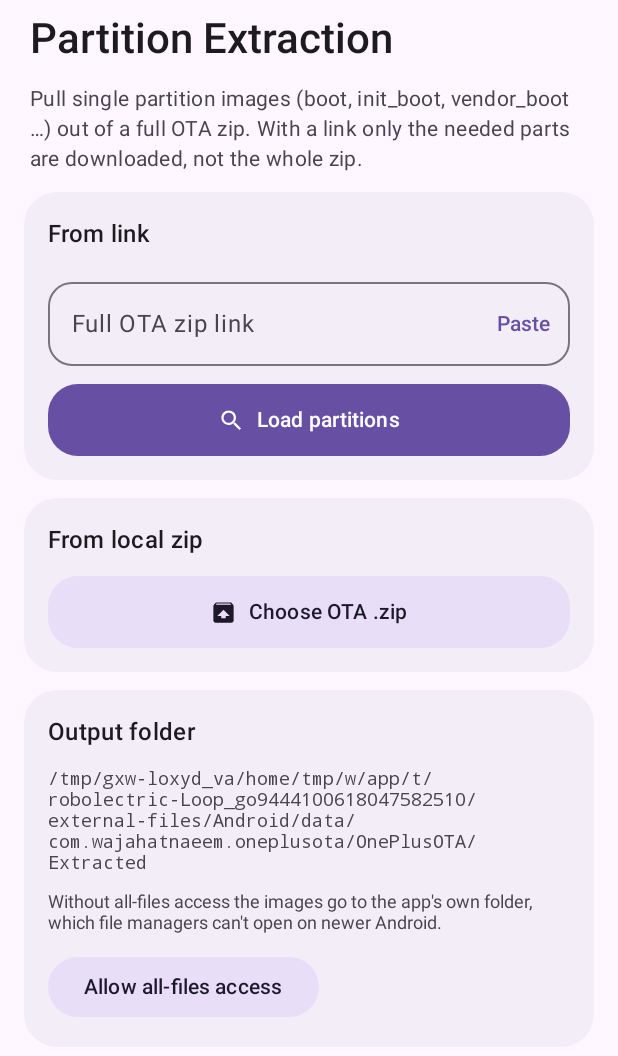
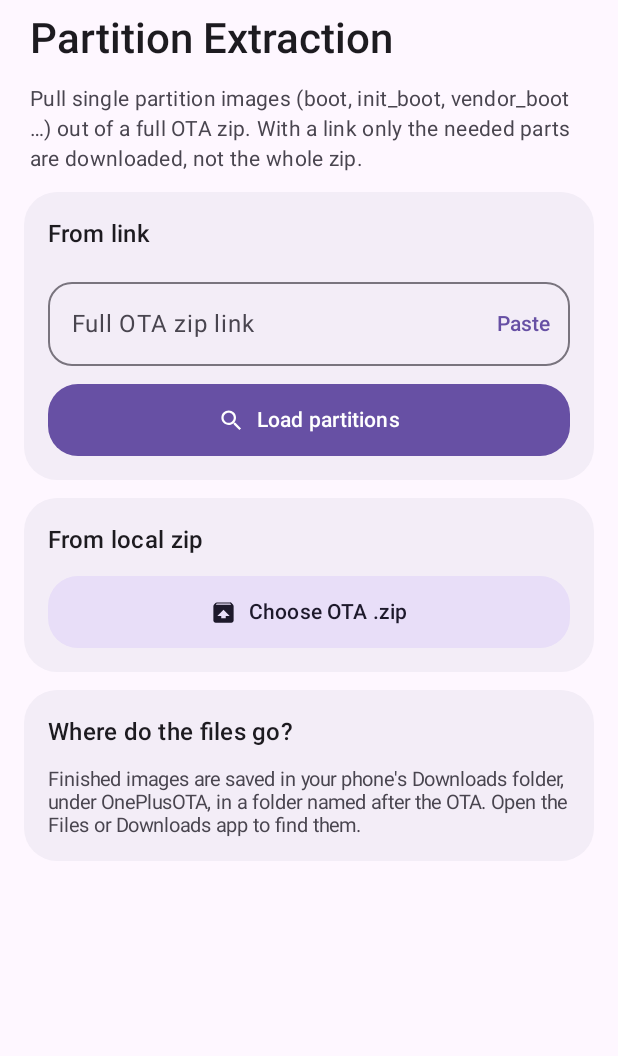
Before and after one commit to WajahatNaeem056/OnePlus_Ota, an Android app built with Jetpack Compose: the composable ExtractTab shown on its own in the app's theme, on a phone screen of 412 x 824 dp. Shown: the top 1056 px of the screen. Run offline under Robolectric (Android 15) with nearby library versions, the phone set to English and light mode, and no system bars; pictures from the network do not load; 1 statement that could not run was skipped.

Commit message:
Save extracted images to Downloads

```diff
--- a/app/src/main/AndroidManifest.xml
+++ b/app/src/main/AndroidManifest.xml
@@ -7,7 +7,6 @@
     <uses-permission android:name="android.permission.FOREGROUND_SERVICE" />
     <uses-permission android:name="android.permission.FOREGROUND_SERVICE_DATA_SYNC" />
     <uses-permission android:name="android.permission.POST_NOTIFICATIONS" />
-    <uses-permission android:name="android.permission.MANAGE_EXTERNAL_STORAGE" tools:ignore="ScopedStorage" />
 
     <application
         android:allowBackup="false"
--- a/app/src/main/java/com/wajahatnaeem/oneplusota/extract/ExtractPaths.kt
+++ b/app/src/main/java/com/wajahatnaeem/oneplusota/extract/ExtractPaths.kt
@@ -1,21 +1,15 @@
 package com.wajahatnaeem.oneplusota.extract
 
 import android.content.Context
-import android.os.Build
-import android.os.Environment
 import java.io.File
 
-/** Where extracted partition images are written. */
 object ExtractPaths {
     const val ROOT_DIR = "OnePlusOTA"
 
-    fun hasAllFilesAccess(): Boolean =
-        Build.VERSION.SDK_INT >= Build.VERSION_CODES.R && Environment.isExternalStorageManager()
+    /** Scratch folder inside the app. Partial images live here; finished ones are moved to Downloads. */
+    fun workDir(ctx: Context): File =
+        File(ctx.getExternalFilesDir(null) ?: ctx.filesDir, "$ROOT_DIR/Extracted").also { it.mkdirs() }
 
-    /** Public folder when "all files access" is granted, otherwise the app's own external folder. */
-    fun baseDir(ctx: Context): File =
-        if (hasAllFilesAccess()) File(Environment.getExternalStorageDirectory(), ROOT_DIR)
-        else File(ctx.getExternalFilesDir(null) ?: ctx.filesDir, ROOT_DIR)
-
-    fun extractedDir(ctx: Context): File = File(baseDir(ctx), "Extracted")
+    /** Human-readable place where the finished images end up. */
+    fun downloadsHint(folder: String) = "Downloads/$ROOT_DIR/$folder"
 }
--- a/app/src/main/java/com/wajahatnaeem/oneplusota/ui/ExtractTab.kt
+++ b/app/src/main/java/com/wajahatnaeem/oneplusota/ui/ExtractTab.kt
@@ -172,7 +172,7 @@ fun ExtractTab(evm: ExtractViewModel = viewModel()) {
         }
 
         // ---- output folder ----
-        item { OutputCard(ctx) }
+        item { OutputCard() }
     }
 
     evm.sheet?.let { s ->
@@ -231,8 +231,13 @@ private fun StatusCard(evm: ExtractViewModel, info: WorkInfo?) {
             )
             OutlinedButton(onClick = { evm.cancel() }, shape = RoundedCornerShape(20.dp)) { Text("Cancel") }
         } else {
-            if (state == WorkInfo.State.SUCCEEDED && outDir != null)
-                Text("Saved to $outDir", fontSize = 12.sp, color = MaterialTheme.colorScheme.onSurfaceVariant)
+            if (state == WorkInfo.State.SUCCEEDED && outDir != null) {
+                val ctx = LocalContext.current
+                Text("Saved to $outDir", fontSize = 13.sp)
+                FilledTonalButton(onClick = {
+                    runCatching { ctx.startActivity(Intent(android.app.DownloadManager.ACTION_VIEW_DOWNLOADS).addFlags(Intent.FLAG_ACTIVITY_NEW_TASK)) }
+                }, shape = RoundedCornerShape(20.dp)) { Text("Open Downloads") }
+            }
             if (state == WorkInfo.State.FAILED && error != null)
                 Text(error, fontSize = 12.sp, color = MaterialTheme.colorScheme.error)
             FilledTonalButton(onClick = { evm.dismissStatus() }, shape = RoundedCornerShape(20.dp)) { Text("Dismiss") }
@@ -241,23 +246,12 @@ private fun StatusCard(evm: ExtractViewModel, info: WorkInfo?) {
 }
 
 @Composable
-private fun OutputCard(ctx: Context) {
-    var granted by remember { mutableStateOf(ExtractPaths.hasAllFilesAccess()) }
-    val settings = rememberLauncherForActivityResult(ActivityResultContracts.StartActivityForResult()) {
-        granted = ExtractPaths.hasAllFilesAccess()
-    }
+private fun OutputCard() {
     ExtractCard {
-        Text("Output folder", style = MaterialTheme.typography.titleMedium, fontWeight = FontWeight.Medium)
-        Text(ExtractPaths.extractedDir(ctx).absolutePath, fontFamily = FontFamily.Monospace, fontSize = 12.sp,
-            color = MaterialTheme.colorScheme.onSurfaceVariant)
-        if (Build.VERSION.SDK_INT >= Build.VERSION_CODES.R && !granted) {
-            Text("Without all-files access the images go to the app's own folder, which file managers can't open on newer Android.",
-                fontSize = 12.sp, color = MaterialTheme.colorScheme.onSurfaceVariant)
-            FilledTonalButton(onClick = {
-                val i = Intent(Settings.ACTION_MANAGE_APP_ALL_FILES_ACCESS_PERMISSION, Uri.parse("package:${ctx.packageName}"))
-                settings.launch(i)
-            }, shape = RoundedCornerShape(20.dp)) { Text("Allow all-files access") }
-        }
+        Text("Where do the files go?", style = MaterialTheme.typography.titleMedium, fontWeight = FontWeight.Medium)
+        Text("Finished images are saved in your phone's Downloads folder, under OnePlusOTA, in a folder named after the OTA. " +
+            "Open the Files or Downloads app to find them.",
+            fontSize = 13.sp, color = MaterialTheme.colorScheme.onSurfaceVariant)
     }
 }
 
@@ -291,7 +285,7 @@ private fun PartitionPicker(sheet: PartitionSheet, onDismiss: () -> Unit, onExtr
                         Checkbox(checked = on, onCheckedChange = { toggle() })
                         Column(Modifier.weight(1f)) {
                             Text(p.name, fontFamily = FontFamily.Monospace, fontWeight = FontWeight.SemiBold)
-                            Text("${p.formattedSize} · ${p.opCount} ops", fontSize = 12.sp, color = MaterialTheme.colorScheme.onSurfaceVariant)
+                            Text(p.formattedSize, fontSize = 12.sp, color = MaterialTheme.colorScheme.onSurfaceVariant)
                         }
                     }
                 }
--- a/app/src/main/java/com/wajahatnaeem/oneplusota/ui/ExtractViewModel.kt
+++ b/app/src/main/java/com/wajahatnaeem/oneplusota/ui/ExtractViewModel.kt
@@ -65,7 +65,11 @@ class ExtractViewModel(private val app: Application) : AndroidViewModel(app) {
             try {
                 val session = extractor.open(source)
                 val list = extractor.listPartitions(session)
-                sheet = PartitionSheet(source, versionName, list)
+                // Links often end in a random hash, so prefer the real build id from the zip when there is one.
+                val nice = if (source.startsWith("http", ignoreCase = true))
+                    session.metadataMap.otaId.takeIf { it.isNotBlank() } ?: versionName
+                else versionName
+                sheet = PartitionSheet(source, nice, list)
             } catch (e: Exception) {
                 message = "Could not read partitions: ${e.message ?: "unknown error"}"
             } finally {
```
Also changed, not shown: app/src/main/java/com/wajahatnaeem/oneplusota/extract/PartitionExtractorWorker.kt (+43 -5 lines).
